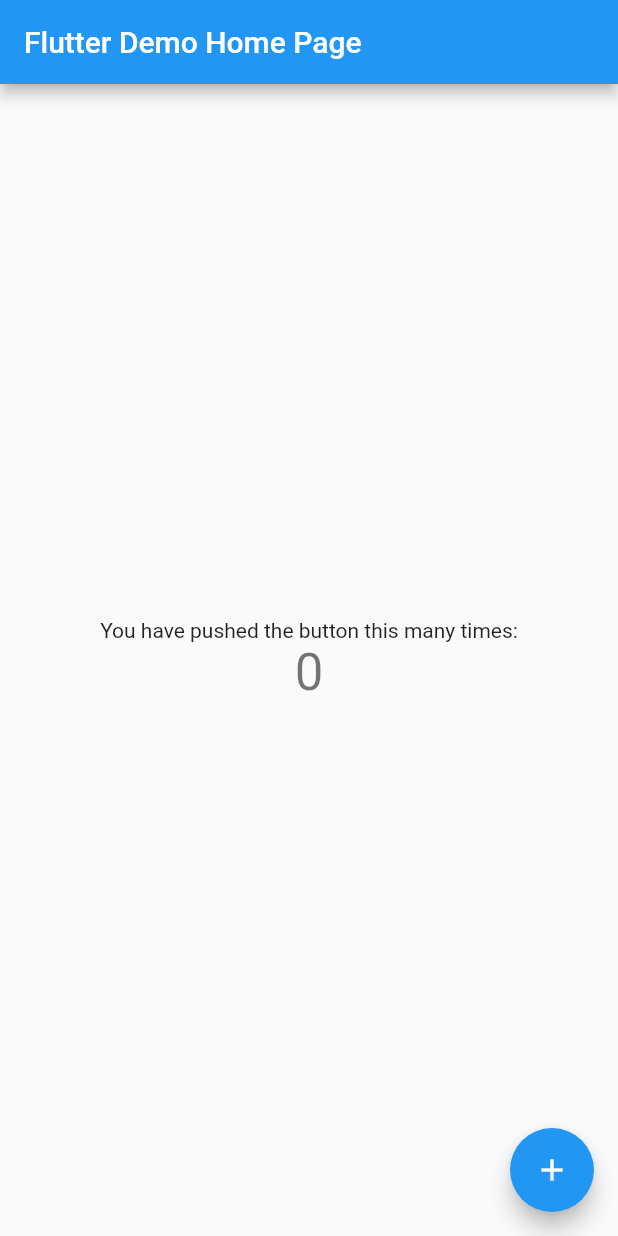
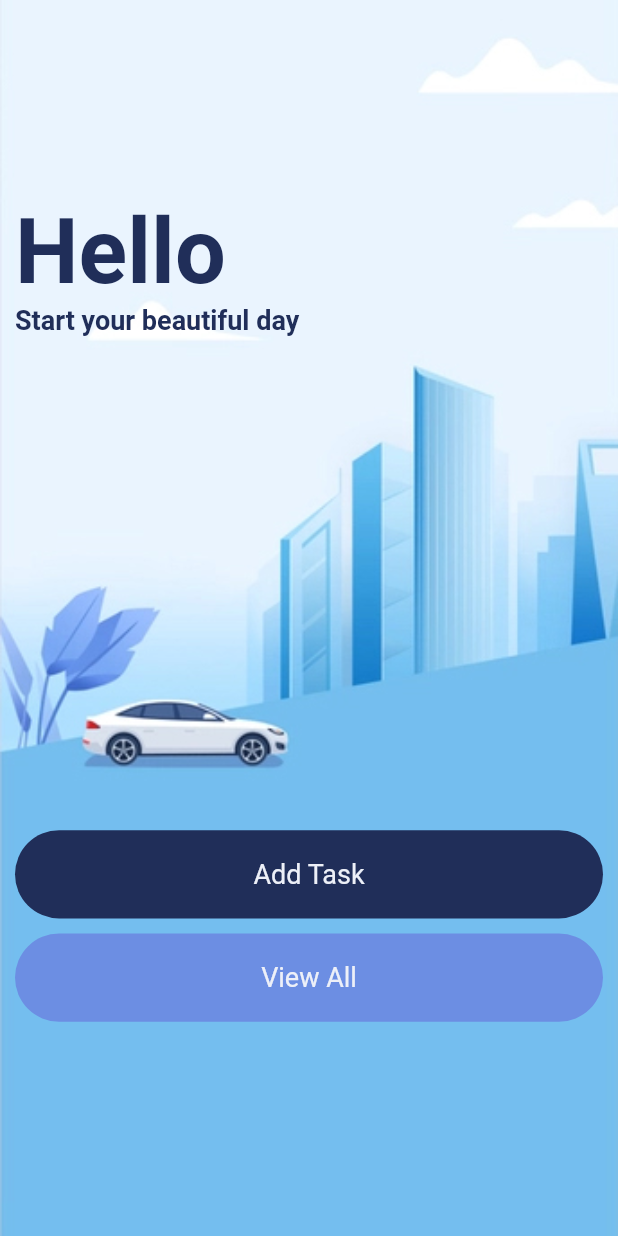
Before and after one commit to SyedMahamudulHasan/task_management, a Flutter app: the screen it shows after launch, on a phone screen of 412 x 824 dp. Run offline on Flutter 3.47's test engine with Material 2 defaults, Android fonts, the phone set to English and light mode, and no system bars.

Commit message:
add homescreen

```diff
--- a/lib/main.dart
+++ b/lib/main.dart
@@ -1,4 +1,5 @@
 import 'package:flutter/material.dart';
+import 'package:task_management/screens/home_screen.dart';
 
 void main() {
   runApp(const MyApp());
@@ -11,6 +12,7 @@ class MyApp extends StatelessWidget {
   @override
   Widget build(BuildContext context) {
     return MaterialApp(
+      debugShowCheckedModeBanner: false,
       title: 'Flutter Demo',
       theme: ThemeData(
         // This is the theme of your application.
@@ -24,92 +26,7 @@ class MyApp extends StatelessWidget {
         // is not restarted.
         primarySwatch: Colors.blue,
       ),
-      home: const MyHomePage(title: 'Flutter Demo Home Page'),
+      home: const HomeScreen(),
     );
   }
 }
-
-class MyHomePage extends StatefulWidget {
-  const MyHomePage({Key? key, required this.title}) : super(key: key);
-
-  // This widget is the home page of your application. It is stateful, meaning
-  // that it has a State object (defined below) that contains fields that affect
-  // how it looks.
-
-  // This class is the configuration for the state. It holds the values (in this
-  // case the title) provided by the parent (in this case the App widget) and
-  // used by the build method of the State. Fields in a Widget subclass are
-  // always marked "final".
-
-  final String title;
-
-  @override
-  State<MyHomePage> createState() => _MyHomePageState();
-}
-
-class _MyHomePageState extends State<MyHomePage> {
-  int _counter = 0;
-
-  void _incrementCounter() {
-    setState(() {
-      // This call to setState tells the Flutter framework that something has
-      // changed in this State, which causes it to rerun the build method below
-      // so that the display can reflect the updated values. If we changed
-      // _counter without calling setState(), then the build method would not be
-      // called again, and so nothing would appear to happen.
-      _counter++;
-    });
-  }
-
-  @override
-  Widget build(BuildContext context) {
-    // This method is rerun every time setState is called, for instance as done
-    // by the _incrementCounter method above.
-    //
-    // The Flutter framework has been optimized to make rerunning build methods
-    // fast, so that you can just rebuild anything that needs updating rather
-    // than having to individually change instances of widgets.
-    return Scaffold(
-      appBar: AppBar(
-        // Here we take the value from the MyHomePage object that was created by
-        // the App.build method, and use it to set our appbar title.
-        title: Text(widget.title),
-      ),
-      body: Center(
-        // Center is a layout widget. It takes a single child and positions it
-        // in the middle of the parent.
-        child: Column(
-          // Column is also a layout widget. It takes a list of children and
-          // arranges them vertically. By default, it sizes itself to fit its
-          // children horizontally, and tries to be as tall as its parent.
-          //
-          // Invoke "debug painting" (press "p" in the console, choose the
-          // "Toggle Debug Paint" action from the Flutter Inspector in Android
-          // Studio, or the "Toggle Debug Paint" command in Visual Studio Code)
-          // to see the wireframe for each widget.
-          //
-          // Column has various properties to control how it sizes itself and
-          // how it positions its children. Here we use mainAxisAlignment to
-          // center the children vertically; the main axis here is the vertical
-          // axis because Columns are vertical (the cross axis would be
-          // horizontal).
-          mainAxisAlignment: MainAxisAlignment.center,
-          children: <Widget>[
-            const Text(
-              'You have pushed the button this many times:',
-            ),
-            Text(
-              '$_counter',
-              style: Theme.of(context).textTheme.headline4,
-            ),
-          ],
-        ),
-      ),
-      floatingActionButton: FloatingActionButton(
-        onPressed: _incrementCounter,
-        tooltip: 'Increment',
-        child: const Icon(Icons.add),
-      ), // This trailing comma makes auto-formatting nicer for build methods.
-    );
-  }
-}
--- /dev/null
+++ b/lib/screens/home_screen.dart
@@ -0,0 +1,69 @@
+import 'package:flutter/material.dart';
+import 'package:flutter/src/foundation/key.dart';
+import 'package:flutter/src/widgets/framework.dart';
+import 'package:task_management/colors/app_colors.dart';
+import 'package:task_management/widgets/buttonWidgets.dart';
+
+class HomeScreen extends StatefulWidget {
+  const HomeScreen({Key? key}) : super(key: key);
+
+  @override
+  State<HomeScreen> createState() => _HomeScreenState();
+}
+
+class _HomeScreenState extends State<HomeScreen> {
+  @override
+  Widget build(BuildContext context) {
+    final size = MediaQuery.of(context).size;
+    return Scaffold(
+      body: Container(
+        padding: const EdgeInsets.all(10),
+        decoration: const BoxDecoration(
+          image: DecorationImage(
+            fit: BoxFit.cover,
+            image: AssetImage('assets/welcome.jpg'),
+          ),
+        ),
+        child: Column(
+          mainAxisAlignment: MainAxisAlignment.center,
+          crossAxisAlignment: CrossAxisAlignment.start,
+          children: [
+            // SizedBox(
+            //   height: size.height / 20,
+            // ),
+            RichText(
+              text: TextSpan(
+                text: "Hello",
+                style: TextStyle(
+                  color: AppColors.mainColor,
+                  fontSize: 60,
+                  fontWeight: FontWeight.bold,
+                ),
+                children: const [
+                  TextSpan(
+                    text: "\nStart your beautiful day",
+                    style: TextStyle(
+                      fontSize: 18,
+                    ),
+                  )
+                ],
+              ),
+            ),
+            SizedBox(
+              height: size.height / 2.5,
+            ),
+            Buttonwidget(
+                text: "Add Task",
+                textColor: AppColors.textHolder,
+                buttonColor: AppColors.mainColor),
+            Buttonwidget(
+              text: "View All",
+              textColor: AppColors.textHolder,
+              buttonColor: AppColors.secondaryColor,
+            ),
+          ],
+        ),
+      ),
+    );
+  }
+}
--- /dev/null
+++ b/lib/widgets/buttonWidgets.dart
@@ -0,0 +1,39 @@
+import 'package:flutter/cupertino.dart';
+import 'package:flutter/src/foundation/key.dart';
+import 'package:flutter/src/widgets/framework.dart';
+
+class Buttonwidget extends StatelessWidget {
+  const Buttonwidget(
+      {Key? key,
+      required this.text,
+      required this.textColor,
+      required this.buttonColor})
+      : super(key: key);
+
+  final String text;
+  final Color textColor;
+  final Color buttonColor;
+
+  @override
+  Widget build(BuildContext context) {
+    final size = MediaQuery.of(context).size;
+    return Container(
+      margin: const EdgeInsets.only(bottom: 10.0),
+      width: size.width,
+      height: size.height / 14,
+      decoration: BoxDecoration(
+        borderRadius: BorderRadius.circular(30),
+        color: buttonColor,
+      ),
+      child: Center(
+        child: Text(
+          text,
+          style: TextStyle(
+            color: textColor,
+            fontSize: 18,
+          ),
+        ),
+      ),
+    );
+  }
+}
--- a/pubspec.yaml
+++ b/pubspec.yaml
@@ -58,8 +58,8 @@ flutter:
   uses-material-design: true
 
   # To add assets to your application, add an assets section, like this:
-  # assets:
-  #   - images/a_dot_burr.jpeg
+  assets:
+    - assets/
   #   - images/a_dot_ham.jpeg
 
   # An image asset can refer to one or more resolution-specific "variants", see
```
